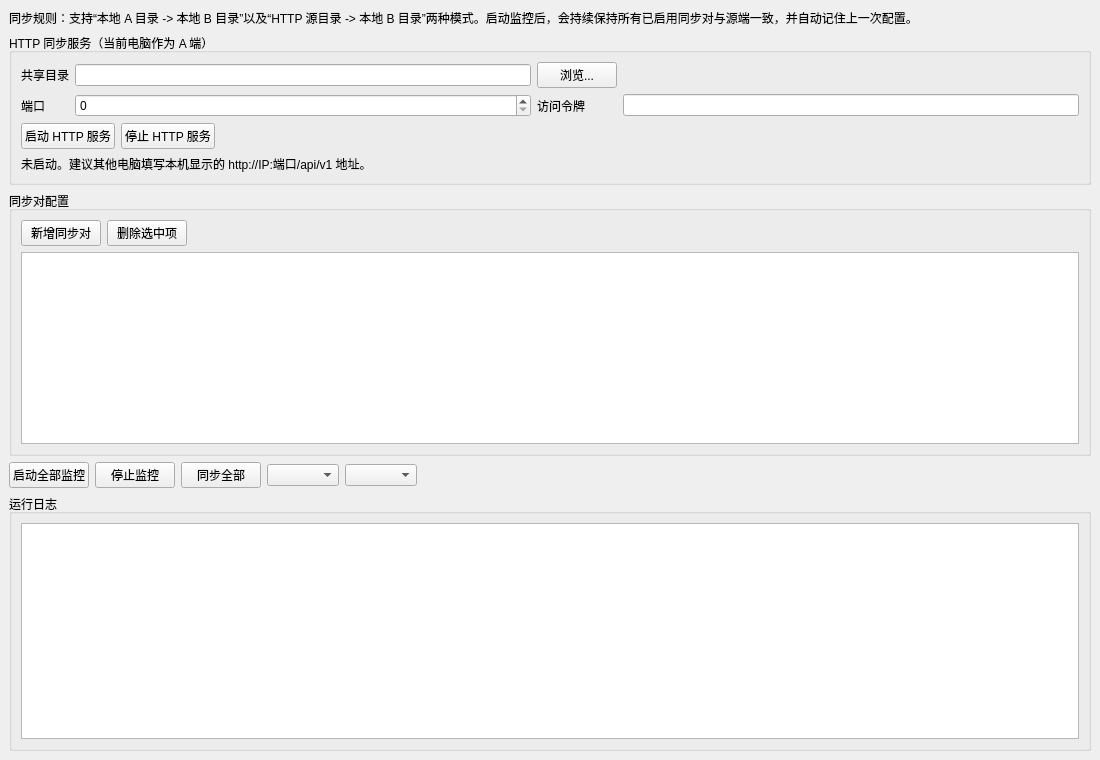
Old version of the form src/MainWindow.ui in the repository hu419087137/SyncFolder.
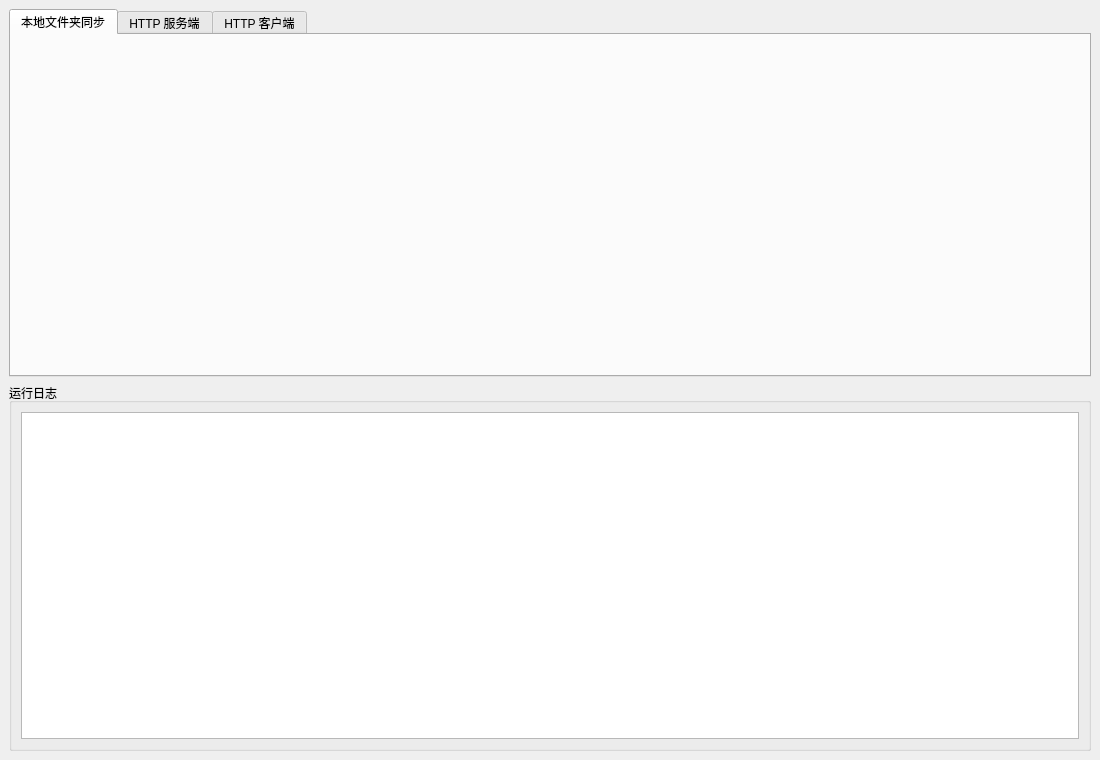
New version of the form. Custom widgets are drawn as their Qt base class.

Commit message: 新增 http 服务端和 客户端

Patch:
```diff
--- a/src/MainWindow.ui
+++ b/src/MainWindow.ui
@@ -16,206 +16,27 @@
   <widget class="QWidget" name="centralWidget">
    <layout class="QVBoxLayout" name="mainLayout">
     <item>
-     <widget class="QLabel" name="tipsLabel">
-      <property name="text">
-       <string>同步规则：支持“本地 A 目录 -&gt; 本地 B 目录”以及“HTTP 源目录 -&gt; 本地 B 目录”两种模式。启动监控后，会持续保持所有已启用同步对与源端一致，并自动记住上一次配置。</string>
+     <widget class="QTabWidget" name="mainTabWidget">
+      <property name="currentIndex">
+       <number>0</number>
       </property>
-      <property name="wordWrap">
-       <bool>true</bool>
-      </property>
+      <widget class="LocalSyncTabWidget" name="localSyncTab">
+       <attribute name="title">
+        <string>本地文件夹同步</string>
+       </attribute>
+      </widget>
+      <widget class="HttpServerTabWidget" name="httpServerTab">
+       <attribute name="title">
+        <string>HTTP 服务端</string>
+       </attribute>
+      </widget>
+      <widget class="HttpClientTabWidget" name="httpClientTab">
+       <attribute name="title">
+        <string>HTTP 客户端</string>
+       </attribute>
+      </widget>
      </widget>
     </item>
-    <item>
-     <widget class="QGroupBox" name="httpServerGroupBox">
-      <property name="title">
-       <string>HTTP 同步服务（当前电脑作为 A 端）</string>
-      </property>
-      <layout class="QVBoxLayout" name="httpServerLayout">
-       <item>
-        <layout class="QGridLayout" name="httpServerGridLayout">
-         <item row="0" column="0">
-          <widget class="QLabel" name="httpServerRootLabel">
-           <property name="text">
-            <string>共享目录</string>
-           </property>
-          </widget>
-         </item>
-         <item row="0" column="1">
-          <widget class="QLineEdit" name="httpServerRootPathEdit"/>
-         </item>
-         <item row="0" column="2">
-          <widget class="QPushButton" name="browseHttpServerRootButton">
-           <property name="text">
-            <string>浏览...</string>
-           </property>
-          </widget>
-         </item>
-         <item row="1" column="0">
-          <widget class="QLabel" name="httpServerPortLabel">
-           <property name="text">
-            <string>端口</string>
-           </property>
-          </widget>
-         </item>
-         <item row="1" column="1">
-          <widget class="QSpinBox" name="httpServerPortSpinBox"/>
-         </item>
-         <item row="1" column="2">
-          <widget class="QLabel" name="httpServerTokenLabel">
-           <property name="text">
-            <string>访问令牌</string>
-           </property>
-          </widget>
-         </item>
-         <item row="1" column="3">
-          <widget class="QLineEdit" name="httpServerTokenEdit"/>
-         </item>
-        </layout>
-       </item>
-       <item>
-        <layout class="QHBoxLayout" name="httpServerButtonLayout">
-         <item>
-          <widget class="QPushButton" name="startHttpServerButton">
-           <property name="text">
-            <string>启动 HTTP 服务</string>
-           </property>
-          </widget>
-         </item>
-         <item>
-          <widget class="QPushButton" name="stopHttpServerButton">
-           <property name="text">
-            <string>停止 HTTP 服务</string>
-           </property>
-          </widget>
-         </item>
-         <item>
-          <spacer name="httpServerButtonSpacer">
-           <property name="orientation">
-            <enum>Qt::Horizontal</enum>
-           </property>
-           <property name="sizeHint" stdset="0">
-            <size>
-             <width>40</width>
-             <height>20</height>
-            </size>
-           </property>
-          </spacer>
-         </item>
-        </layout>
-       </item>
-       <item>
-        <widget class="QLabel" name="httpServerEndpointLabel">
-         <property name="text">
-          <string>未启动。建议其他电脑填写本机显示的 http://IP:端口/api/v1 地址。</string>
-         </property>
-         <property name="wordWrap">
-          <bool>true</bool>
-         </property>
-        </widget>
-       </item>
-      </layout>
-     </widget>
-    </item>
-    <item>
-     <widget class="QGroupBox" name="pairGroupBox">
-      <property name="title">
-       <string>同步对配置</string>
-      </property>
-      <layout class="QVBoxLayout" name="pairGroupLayout">
-       <item>
-        <layout class="QHBoxLayout" name="pairActionLayout">
-         <item>
-          <widget class="QPushButton" name="addPairButton">
-           <property name="text">
-            <string>新增同步对</string>
-           </property>
-          </widget>
-         </item>
-         <item>
-          <widget class="QPushButton" name="removePairButton">
-           <property name="text">
-            <string>删除选中项</string>
-           </property>
-          </widget>
-         </item>
-         <item>
-          <spacer name="pairActionSpacer">
-           <property name="orientation">
-            <enum>Qt::Horizontal</enum>
-           </property>
-           <property name="sizeHint" stdset="0">
-            <size>
-             <width>40</width>
-             <height>20</height>
-            </size>
-           </property>
-          </spacer>
-         </item>
-        </layout>
-       </item>
-      <item>
-       <widget class="QTableView" name="pairTableView">
-         <property name="alternatingRowColors">
-          <bool>true</bool>
-         </property>
-         <property name="selectionMode">
-          <enum>QAbstractItemView::SingleSelection</enum>
-         </property>
-         <property name="selectionBehavior">
-          <enum>QAbstractItemView::SelectRows</enum>
-         </property>
-         <property name="editTriggers">
-          <set>QAbstractItemView::NoEditTriggers</set>
-         </property>
-       </widget>
-      </item>
-     </layout>
-    </widget>
-    </item>
-    <item>
-     <layout class="QHBoxLayout" name="buttonLayout">
-      <item>
-       <widget class="QPushButton" name="startMonitorButton">
-        <property name="text">
-         <string>启动全部监控</string>
-        </property>
-       </widget>
-      </item>
-      <item>
-       <widget class="QPushButton" name="stopMonitorButton">
-        <property name="text">
-         <string>停止监控</string>
-        </property>
-       </widget>
-      </item>
-      <item>
-       <widget class="QPushButton" name="syncAllPairsButton">
-        <property name="text">
-         <string>同步全部</string>
-        </property>
-       </widget>
-      </item>
-      <item>
-       <widget class="QComboBox" name="maxParallelSyncComboBox"/>
-      </item>
-      <item>
-       <widget class="QComboBox" name="compareModeComboBox"/>
-      </item>
-      <item>
-       <spacer name="buttonSpacer">
-        <property name="orientation">
-         <enum>Qt::Horizontal</enum>
-        </property>
-        <property name="sizeHint" stdset="0">
-         <size>
-          <width>40</width>
-          <height>20</height>
-         </size>
-        </property>
-       </spacer>
-      </item>
-     </layout>
-    </item>
     <item>
      <widget class="QGroupBox" name="logGroupBox">
       <property name="title">
@@ -238,6 +59,23 @@
    </layout>
   </widget>
  </widget>
+ <customwidgets>
+  <customwidget>
+   <class>LocalSyncTabWidget</class>
+   <extends>QWidget</extends>
+   <header>LocalSyncTabWidget.h</header>
+  </customwidget>
+  <customwidget>
+   <class>HttpServerTabWidget</class>
+   <extends>QWidget</extends>
+   <header>HttpServerTabWidget.h</header>
+  </customwidget>
+  <customwidget>
+   <class>HttpClientTabWidget</class>
+   <extends>QWidget</extends>
+   <header>HttpClientTabWidget.h</header>
+  </customwidget>
+ </customwidgets>
  <resources/>
  <connections/>
 </ui>
```
The commit also changes 16 other files.
